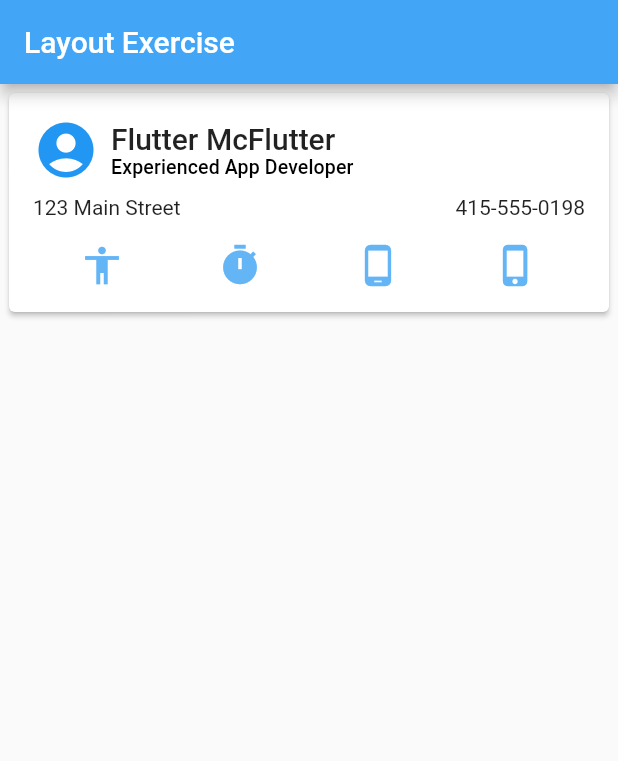
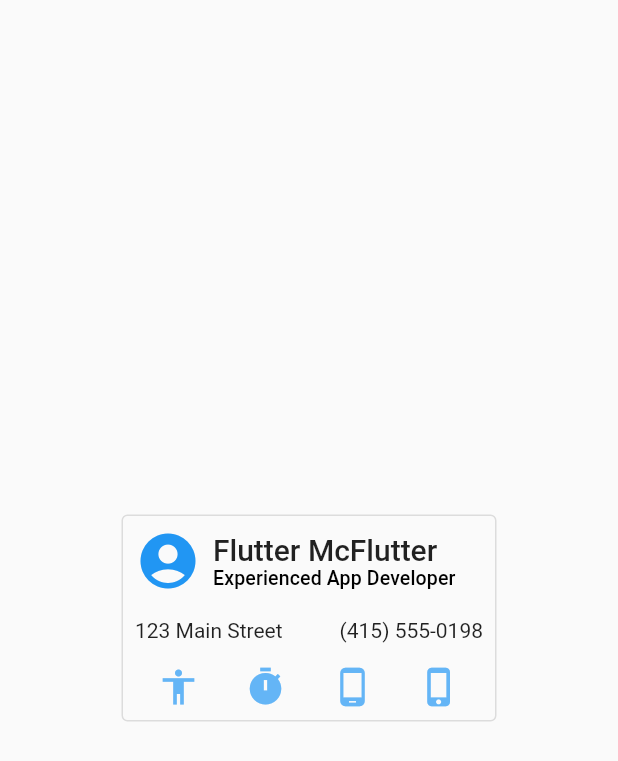
Before and after one commit to Axxmk/csc234-flutter, a Flutter app: the screen it shows after launch, on a phone screen of 412 x 824 dp. Shown: the top 761 px of the screen. Run offline on Flutter 3.47's test engine with Material 2 defaults, Android fonts, the phone set to English and light mode, and no system bars.

Commit message:
[update] styling the widgets

```diff
--- a/layout_exercise/lib/main.dart
+++ b/layout_exercise/lib/main.dart
@@ -21,20 +21,19 @@
         ),
       ),
       home: Scaffold(
-        appBar: AppBar(
-          title: const Text('Layout Exercise'),
-          backgroundColor: Colors.blue[400],
-        ),
-        body: Card(
-          elevation: 1.5,
-          margin: const EdgeInsets.all(6.0),
-          child: Padding(
-            padding: const EdgeInsets.all(16.0),
+        body: Center(
+          child: Container(
+            padding: const EdgeInsets.all(8.0),
+            decoration: BoxDecoration(
+              border: Border.all(color: Colors.black12),
+              borderRadius: BorderRadius.circular(4),
+            ),
+            width: 250,
             child: Column(
               mainAxisSize: MainAxisSize.min,
               children: const <Widget>[
                 Header(),
-                SizedBox(height: 8.0),
+                SizedBox(height: 16.0),
                 Information(),
                 SizedBox(height: 16.0),
                 IconList()
--- a/layout_exercise/lib/widgets/header.dart
+++ b/layout_exercise/lib/widgets/header.dart
@@ -6,6 +6,7 @@ class Header extends StatelessWidget {
   @override
   Widget build(BuildContext context) {
     return Row(
+      // mainAxisSize: MainAxisSize.min,
       children: <Widget>[
         const Padding(
           padding: EdgeInsets.only(right: 8.0),
--- a/layout_exercise/lib/widgets/iconList.dart
+++ b/layout_exercise/lib/widgets/iconList.dart
@@ -2,32 +2,24 @@ import 'package:flutter/material.dart';
 
 class IconList extends StatelessWidget {
   const IconList({Key? key}) : super(key: key);
+
+  Widget _buildIcon(IconData icon) {
+    return Icon(
+      icon,
+      color: Colors.blue[300],
+      size: 28,
+    );
+  }
 
   @override
   Widget build(BuildContext context) {
     return Row(
       mainAxisAlignment: MainAxisAlignment.spaceAround,
       children: <Widget>[
-        Icon(
-          Icons.accessibility,
-          color: Colors.blue[300],
-          size: 30,
-        ),
-        Icon(
-          Icons.timer,
-          color: Colors.blue[300],
-          size: 30,
-        ),
-        Icon(
-          Icons.phone_android,
-          color: Colors.blue[300],
-          size: 30,
-        ),
-        Icon(
-          Icons.phone_iphone,
-          color: Colors.blue[300],
-          size: 30,
-        ),
+        _buildIcon(Icons.accessibility),
+        _buildIcon(Icons.timer),
+        _buildIcon(Icons.phone_android),
+        _buildIcon(Icons.phone_iphone),
       ],
     );
   }
--- a/layout_exercise/lib/widgets/infomation.dart
+++ b/layout_exercise/lib/widgets/infomation.dart
@@ -13,7 +13,7 @@ class Information extends StatelessWidget {
           style: Theme.of(context).textTheme.bodyMedium,
         ),
         Text(
-          '415-555-0198',
+          '(415) 555-0198',
           style: Theme.of(context).textTheme.bodyMedium,
         ),
       ],
```
